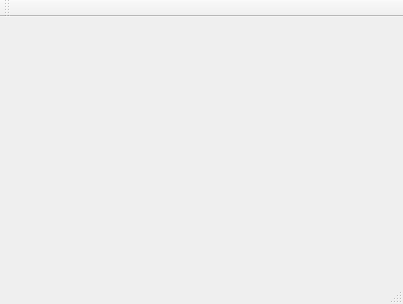
Before: the Qt Designer form mainwindow.ui in TheMrNomis/qDroneShow, drawn with Qt 5.
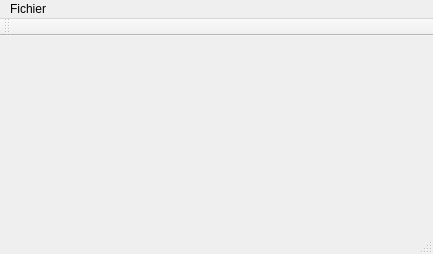
After: the same form once the commit is applied.

```diff
--- a/mainwindow.ui
+++ b/mainwindow.ui
@@ -6,8 +6,8 @@
    <rect>
     <x>0</x>
     <y>0</y>
-    <width>403</width>
-    <height>304</height>
+    <width>433</width>
+    <height>254</height>
    </rect>
   </property>
   <property name="windowTitle">
@@ -19,10 +19,17 @@
     <rect>
      <x>0</x>
      <y>0</y>
-     <width>403</width>
+     <width>433</width>
      <height>21</height>
     </rect>
    </property>
+   <widget class="QMenu" name="menuQDroneShow">
+    <property name="title">
+     <string>Fichier</string>
+    </property>
+    <addaction name="actionNouveau"/>
+   </widget>
+   <addaction name="menuQDroneShow"/>
   </widget>
   <widget class="QToolBar" name="mainToolBar">
    <attribute name="toolBarArea">
```
Left out of the diff: 5 changed lines with no effect on the pictures.
